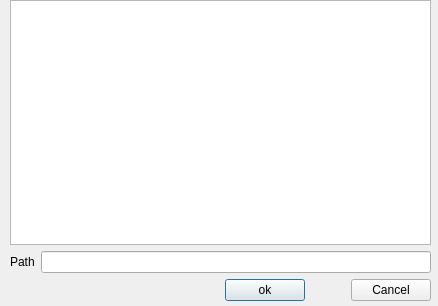
The window that gitinitdialog.ui (AnthonyChiavelli/GitVisualizationTool) describes before a commit, drawn with Qt 5.
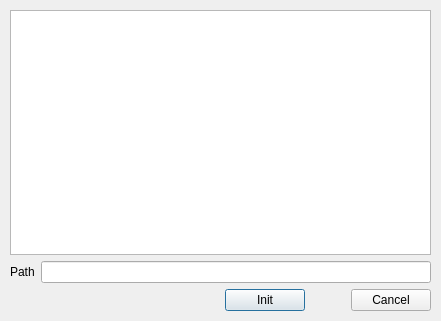
The same window after the commit.

Commit message: prettied the add dialog, init dialog, and added mainwindow code slots

```diff
--- a/gitinitdialog.ui
+++ b/gitinitdialog.ui
@@ -6,18 +6,18 @@
    <rect>
     <x>0</x>
     <y>0</y>
-    <width>438</width>
-    <height>306</height>
+    <width>441</width>
+    <height>321</height>
    </rect>
   </property>
   <property name="windowTitle">
    <string>Dialog</string>
   </property>
-  <widget class="QWidget" name="">
+  <widget class="QWidget" name="layoutWidget">
    <property name="geometry">
     <rect>
      <x>10</x>
-     <y>0</y>
+     <y>10</y>
      <width>421</width>
      <height>301</height>
     </rect>
@@ -61,7 +61,7 @@
       <item>
        <widget class="QPushButton" name="pushButton">
         <property name="text">
-         <string>ok</string>
+         <string>Init</string>
         </property>
        </widget>
       </item>
```
Left out of the diff: 4 changed lines with no effect on the pictures. The commit also changes 8 other files.
